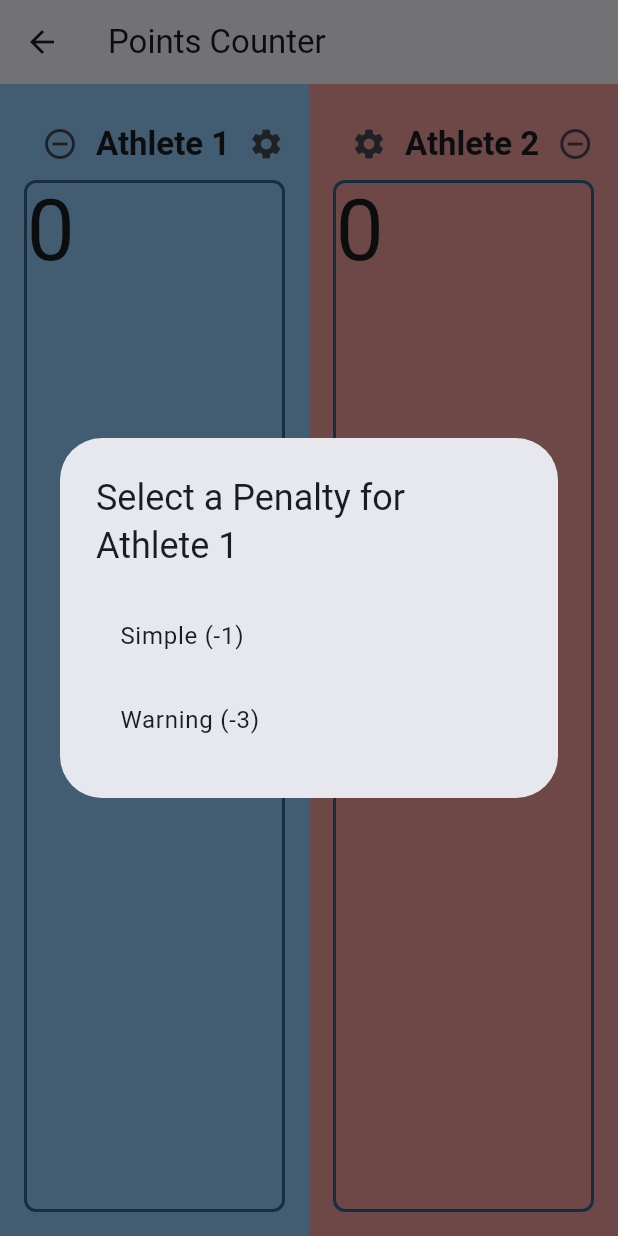
After one commit to iusildra/sports_toolbox, a Flutter app: the PointsCounterPage screen opened directly, after a tap on the "remove circle outline" icon, on a phone screen of 412 x 824 dp. The commit adds this screen. Run offline on Flutter 3.47's test engine with Material 3 defaults, Android fonts, the phone set to English and light mode, and no system bars.

Commit message:
chore: added penalties process

```diff
--- a/lib/app/counter/athlete.dart
+++ b/lib/app/counter/athlete.dart
@@ -1,22 +1,24 @@
 import 'package:flutter/material.dart';
+import 'package:sports_toolbox/app/counter/penalty.dart';
 
 class Athlete {
-  Athlete({
-    required this.key,
-    required this.name,
-    required this.setup,
-    required this.score,
-  });
+  Athlete({required this.key, required this.name, required this.setup});
 
   final int key;
   final CounterSettings setup;
   final String name;
 
-  int score;
+  int score = 0;
+  List<PenaltyType> penalties = List.empty(growable: true);
 
   void increment({int inc = 1}) => score += inc;
 
   void decrement({int dec = 1}) => score -= dec;
+
+  void addPenalty(PenaltyType penalty) => penalties.add(penalty);
+
+  get scoreWithoutPenalties =>
+      penalties.fold(score, (initialScore, penalty) => initialScore - penalty.value);
 }
 
 class CounterSettings {
--- a/lib/app/counter/counter_setup.dart
+++ b/lib/app/counter/counter_setup.dart
@@ -48,7 +48,6 @@ class _CounterSetupState extends State<CounterSetup> {
           key: widget.athlete.key,
           name: _name,
           setup: CounterSettings(color: _color),
-          score: 0,
         ),
       );
     }
--- /dev/null
+++ b/lib/app/counter/penalty.dart
@@ -0,0 +1,20 @@
+import 'package:flutter/material.dart';
+
+enum PenaltyType {
+  simple('Simple', 1, Icon(Icons.highlight_remove, color: Colors.yellowAccent)),
+  warning(
+    'Warning',
+    3,
+    Icon(Icons.warning_amber_rounded, color: Colors.red),
+  );
+
+  const PenaltyType(this.label, this.value, this.icon);
+  final String label;
+  final int value;
+  final Icon icon;
+
+  Container get asIcons => Container(
+    margin: EdgeInsets.symmetric(horizontal: 8),
+    child: icon,
+  );
+}
--- /dev/null
+++ b/lib/app/counter/penalty_picket.dart
@@ -0,0 +1,26 @@
+import 'package:flutter/material.dart';
+import 'package:sports_toolbox/app/counter/athlete.dart';
+import 'package:sports_toolbox/app/counter/penalty.dart';
+
+class PenaltyPickerDialog extends StatelessWidget {
+  const PenaltyPickerDialog({super.key, required this.athlete});
+
+  final Athlete athlete;
+
+  @override
+  Widget build(BuildContext context) {
+    return AlertDialog(
+      title: Text('Select a Penalty for ${athlete.name}'),
+      content: Column(
+        mainAxisSize: MainAxisSize.min,
+        children:
+            PenaltyType.values.map((penalty) {
+              return ListTile(
+                title: Text("${penalty.label} (-${penalty.value})"),
+                onTap: () => Navigator.pop(context, penalty),
+              );
+            }).toList(),
+      ),
+    );
+  }
+}
--- a/lib/app/counter/points_counter.dart
+++ b/lib/app/counter/points_counter.dart
@@ -1,6 +1,9 @@
 import 'package:flutter/material.dart';
 import 'package:sports_toolbox/app/counter/athlete.dart';
 import 'package:sports_toolbox/app/counter/counter_setup.dart';
+import 'package:sports_toolbox/app/counter/penalty.dart';
+import 'package:sports_toolbox/app/counter/penalty_picket.dart';
+import 'package:sports_toolbox/components/dialogs.dart';
 
 class PointsCounterPage extends StatefulWidget {
   const PointsCounterPage({super.key});
@@ -25,13 +28,11 @@ class _PointsCounterState extends State<PointsCounterPage> {
       key: 0,
       name: 'Athlete 1',
       setup: CounterSettings(color: availableColors[0]),
-      score: 0,
     ),
     1: Athlete(
       key: 1,
       name: 'Athlete 2',
       setup: CounterSettings(color: availableColors[1]),
-      score: 0,
     ),
   };
 
@@ -42,7 +43,7 @@ class _PointsCounterState extends State<PointsCounterPage> {
         ),
       );
 
-  void updateAthletes(Athlete athlete) {
+  void updateAthleteSetup(Athlete athlete) {
     setState(() => athleteScores[athlete.key] = athlete);
     resetScore();
   }
@@ -57,7 +58,17 @@ class _PointsCounterState extends State<PointsCounterPage> {
           ),
     );
     if (newAthletes != null) {
-      updateAthletes(newAthletes);
+      updateAthleteSetup(newAthletes);
+    }
+  }
+
+  void showPenaltyPickerDialog(Athlete athlete) async {
+    final penalty = await showDialog<PenaltyType>(
+      context: context,
+      builder: (context) => PenaltyPickerDialog(athlete: athlete),
+    );
+    if (penalty != null) {
+      setState(() => athlete.addPenalty(penalty));
     }
   }
 
@@ -67,35 +78,40 @@ class _PointsCounterState extends State<PointsCounterPage> {
   void resetScore() => setState(() {
     for (var a in athleteScores.values) {
       a.score = 0;
+      a.penalties.clear();
     }
   });
 
   @override
   Widget build(BuildContext context) {
     return Scaffold(
-      body: CustomScrollView(
-        slivers: [
-          SliverAppBar(
-            title: const Text(appName),
-            stretch: true,
-            pinned: false,
-            floating: false,
-          ),
-          Container(
-            constraints: BoxConstraints(
-              minHeight: MediaQuery.of(context).size.height
-            ),
-            child: Stack(
+      appBar: AppBar(title: const Text(appName)),
+      body: Stack(
         children: [
           Row(
             mainAxisAlignment: MainAxisAlignment.spaceEvenly,
-                  children: athleteScores.values.map(athleteScoreColumn).toList(),
+            children:
+                athleteScores
+                    .map(
+                      (i, v) => MapEntry(i, athleteScoreColumn(v, i % 2 != 0)),
+                    )
+                    .values
+                    .toList(),
           ),
           Center(
-                  child: ElevatedButton(
-                    onPressed: resetScore,
-                    child: const Text('Reset Scores'),
+            child: Column(
+              mainAxisAlignment: MainAxisAlignment.center,
+              children: [
+                FilledButton.tonalIcon(
+                  onPressed:
+                      () => showDialog(
+                        context: context,
+                        builder:
+                            (context) =>
+                                CustomDialogs.confirmReset(context, resetScore),
                       ),
+                  icon: const Icon(Icons.refresh),
+                  label: const Text('Reset'),
                 ),
               ],
             ),
@@ -105,15 +121,12 @@ class _PointsCounterState extends State<PointsCounterPage> {
     );
   }
 
-  Expanded athleteScoreColumn(Athlete athlete) => Expanded(
-    child: Container(
-      color: athlete.setup.color,
-      padding: EdgeInsets.all(16),
-      child: Column(
-        children: [
-          Row(
-            mainAxisAlignment: MainAxisAlignment.spaceBetween,
-            children: [
+  Expanded athleteScoreColumn(Athlete athlete, bool reverse) {
+    List<Widget> header = [
+      IconButton(
+        icon: const Icon(Icons.remove_circle_outline),
+        onPressed: () => showPenaltyPickerDialog(athlete),
+      ),
       Text(
         athlete.name,
         style: TextTheme.of(
@@ -124,7 +137,16 @@ class _PointsCounterState extends State<PointsCounterPage> {
         icon: const Icon(Icons.settings),
         onPressed: () => showAthleteSetupDialog(athlete),
       ),
-            ],
+    ];
+    return Expanded(
+      child: Container(
+        color: athlete.setup.color,
+        padding: EdgeInsets.all(16),
+        child: Column(
+          children: [
+            Row(
+              mainAxisAlignment: MainAxisAlignment.spaceBetween,
+              children: reverse ? header.reversed.toList() : header,
             ),
             Expanded(
               child: GestureDetector(
@@ -139,9 +161,30 @@ class _PointsCounterState extends State<PointsCounterPage> {
                     borderRadius: BorderRadius.circular(8),
                   ),
                   child: Center(
-                  child: Text(
-                    athlete.score.toString(),
+                    child: Column(
+                      children: [
+                        Row(
+                          children: [
+                            Text(
+                              athlete.scoreWithoutPenalties.toString(),
                               style: TextTheme.of(context).displayLarge,
+                            ),
+                            athlete.penalties.isNotEmpty
+                                ? Text(
+                                  "(${athlete.score.toString()})",
+                                  style: TextTheme.of(context).titleLarge,
+                                )
+                                : const SizedBox(),
+                          ],
+                        ),
+                        Wrap(
+                          alignment: WrapAlignment.start,
+                          spacing: 8,
+                          runSpacing: 8,
+                          children:
+                              athlete.penalties.map((p) => p.asIcons).toList(),
+                        ),
+                      ],
                     ),
                   ),
                 ),
@@ -152,3 +195,4 @@ class _PointsCounterState extends State<PointsCounterPage> {
       ),
     );
   }
+}
--- a/lib/app/grid_tile.dart
+++ b/lib/app/grid_tile.dart
@@ -1,5 +1,4 @@
 import 'package:flutter/material.dart';
-import 'package:flutter/widgets.dart';
 
 class CustomGridTile extends StatelessWidget {
   const CustomGridTile({
--- /dev/null
+++ b/lib/components/dialogs.dart
@@ -0,0 +1,22 @@
+import 'package:flutter/material.dart';
+
+class CustomDialogs {
+  static AlertDialog confirmReset(BuildContext context, VoidCallback onReset) =>
+      AlertDialog(
+        title: const Text('Please confirm reset'),
+        content: const Text('Are you sure you want to reset?'),
+        actions: [
+          TextButton(
+            onPressed: () => Navigator.pop(context),
+            child: const Text('Cancel'),
+          ),
+          TextButton(
+            onPressed: () {
+              onReset();
+              Navigator.pop(context);
+            },
+            child: const Text('Reset'),
+          ),
+        ],
+      );
+}
```
Also changed, not shown: 1 other file. Lines whose indentation alone changed are shown as unchanged.
